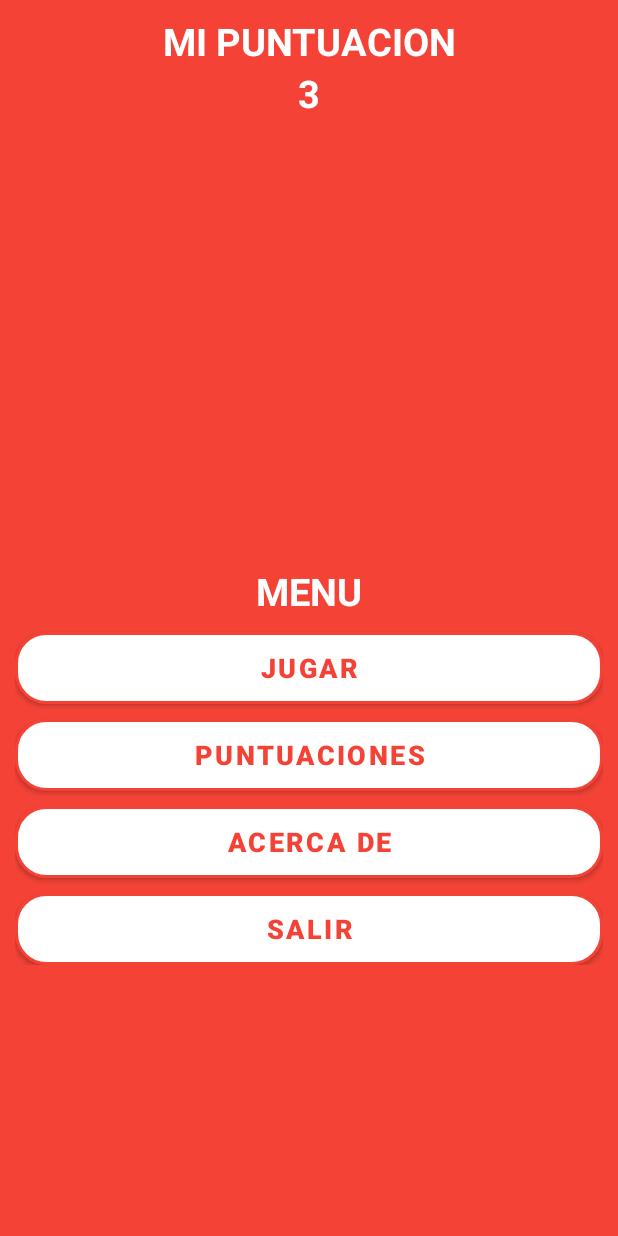
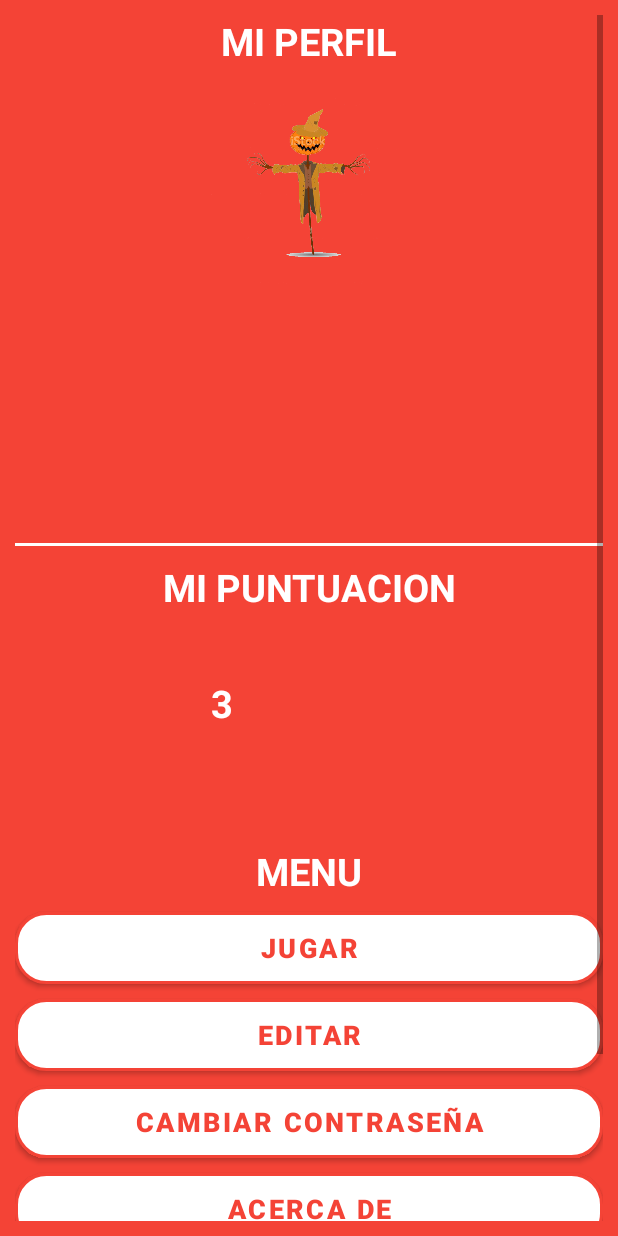
Before and after one commit to RonnyChamba/Juego-Zombies, an Android app: the layout activity_menu.xml on its own in the app's theme, with its tools: preview values and no code run, on a phone screen of 412 x 824 dp. Run offline under Robolectric (Android 15) with nearby library versions, the phone set to English and light mode, and no system bars.

Commit message:
Nuevo disegno de Menu

```diff
--- a/app/build.gradle
+++ b/app/build.gradle
@@ -37,6 +37,8 @@ dependencies {
     implementation 'com.google.firebase:firebase-database:20.0.5'  /*BASE DATOS*/
     implementation 'com.airbnb.android:lottie:3.0.1' /* Animacion*/
     implementation 'com.github.bumptech.glide:glide:4.13.2'
+    implementation 'com.squareup.picasso:picasso:2.71828' /*GESTIONAR IMAGEN*/
+    implementation 'de.hdodenhof:circleimageview:3.0.1'   /*IMAGEN CIRCULAR*/
     testImplementation 'junit:junit:4.13.2'
     androidTestImplementation 'androidx.test.ext:junit:1.1.3'
     androidTestImplementation 'androidx.test.espresso:espresso-core:3.4.0'
--- a/app/src/main/res/layout/activity_menu.xml
+++ b/app/src/main/res/layout/activity_menu.xml
@@ -14,7 +14,90 @@
         android:orientation="vertical"
         android:gravity="center">
 
+        <LinearLayout
+            android:layout_width="match_parent"
+            android:layout_height="wrap_content"
+            android:orientation="vertical"
+            android:layout_marginBottom="15dp"
+            android:gravity="center">
+            <TextView
+                android:id="@+id/txtTitlePerfil"
+                android:layout_width="match_parent"
+                android:layout_height="wrap_content"
+                android:textAlignment="center"
+                android:textSize="@dimen/sizeTitle"
+                android:textStyle="bold"
+                android:textColor="@color/color_botones"
+                android:text="@string/txtTitlePerfil"/>
 
+            <de.hdodenhof.circleimageview.CircleImageView
+                android:src="@drawable/calabaza_login"
+                android:id="@+id/imgPerfil"
+                android:layout_marginTop="5dp"
+                android:layout_width="150dp"
+                android:layout_height="150dp"/>
+
+            <TextView
+                android:id="@+id/txtCorreoJugadorMenu"
+                android:textColor="@color/white"
+                android:layout_width="match_parent"
+                android:layout_height="wrap_content"
+                android:textAlignment="center"
+                android:textStyle="bold"
+                android:layout_marginBottom="@dimen/mg_tb"
+                android:textSize="15dp"
+                android:text=""/>
+
+            <TextView
+                android:id="@+id/txtNombreJugadorMenu"
+                android:layout_width="match_parent"
+                android:layout_height="wrap_content"
+                android:textAlignment="center"
+                android:textStyle="bold"
+                android:textSize="15dp"
+                android:layout_marginBottom="@dimen/mg_tb"
+                android:textColor="@color/white"
+                android:text=""/>
+
+
+            <TextView
+                android:id="@+id/txtEdadMenu"
+                android:layout_width="match_parent"
+                android:layout_height="wrap_content"
+                android:textAlignment="center"
+                android:textStyle="bold"
+                android:textSize="15dp"
+                android:layout_marginBottom="@dimen/mg_tb"
+                android:textColor="@color/white"
+                android:text=""/>
+            <TextView
+                android:id="@+id/txtPaisMenu"
+                android:layout_width="match_parent"
+                android:layout_height="wrap_content"
+                android:textAlignment="center"
+                android:textStyle="bold"
+                android:textSize="15dp"
+                android:textColor="@color/white"
+                android:layout_marginBottom="@dimen/mg_tb"
+                android:text=""/>
+
+
+            <TextView
+                android:id="@+id/txtFechaMenu"
+                android:layout_width="match_parent"
+                android:layout_height="wrap_content"
+                android:textAlignment="center"
+                android:textStyle="bold"
+                android:textSize="15dp"
+                android:textColor="@color/white"
+                android:text=""/>
+        </LinearLayout>
+
+        <TextView
+            android:layout_width="match_parent"
+            android:layout_height="2dp"
+            android:layout_marginBottom="10dp"
+            android:background="#fff"/>
         <LinearLayout
             android:layout_width="match_parent"
             android:layout_height="wrap_content"
@@ -27,15 +110,22 @@
                 android:textAlignment="center"
                 android:textSize="@dimen/sizeTitle"
                 android:textStyle="bold"
+                android:layout_marginBottom="10dp"
                 android:textColor="@color/color_botones"
                 android:text="@string/txtTitleMenu"/>
 
+            <LinearLayout
+                android:layout_width="match_parent"
+                android:layout_height="wrap_content"
+                android:orientation="horizontal"
+                android:gravity="center">
                 <TextView
                     android:id="@+id/txtZombiesMenu"
-                android:layout_width="match_parent"
+                    android:layout_width="wrap_content"
                     android:layout_height="wrap_content"
                     android:textAlignment="center"
                     android:textStyle="bold"
+                    android:layout_marginEnd="15dp"
                     android:textColor="@color/white"
                     android:textSize="@dimen/sizeTitle"
                     android:text="3"/>
@@ -43,33 +133,15 @@
                 <ImageView
                     android:id="@+id/imageGif"
                     android:layout_gravity="center"
-                android:layout_width="200dp"
-                android:layout_height="200dp"/>
+                    android:layout_width="100dp"
+                    android:layout_height="100dp"/>
+
+            </LinearLayout>
             <TextView
                 android:id="@+id/txtUidMenu"
                 android:layout_width="wrap_content"
                 android:layout_height="wrap_content"
                 android:visibility="invisible"/>
-            <TextView
-                android:id="@+id/txtCorreoJugadorMenu"
-                android:textColor="@color/white"
-                android:layout_width="match_parent"
-                android:layout_height="wrap_content"
-                android:textAlignment="center"
-                android:textStyle="bold"
-                android:layout_marginBottom="@dimen/mg_tb"
-                android:textSize="15dp"
-                android:text=""/>
-            <TextView
-                android:id="@+id/txtNombreJugadorMenu"
-                android:layout_width="match_parent"
-                android:layout_height="wrap_content"
-                android:textAlignment="center"
-                android:textStyle="bold"
-                android:textSize="15dp"
-                android:textColor="@color/white"
-                android:text=""/>
-
 
         </LinearLayout>
 
@@ -103,8 +175,44 @@
                 android:textColor="@color/color_fondo"
                 android:textStyle="bold"
                 android:layout_marginBottom="@dimen/mg_tb"
+                />
+            <Button
+                android:id="@+id/btnEditar"
+                android:layout_width="match_parent"
+                android:layout_height="wrap_content"
+                android:text="@string/btnEditar"
+                android:background="@drawable/boton_personalizado"
+                app:backgroundTint ="@null"
+                android:textSize="@dimen/btnFontSize"
+                android:textColor="@color/color_fondo"
+                android:textStyle="bold"
+                android:layout_marginBottom="@dimen/mg_tb"/>
 
-                />
+            <Button
+                android:id="@+id/btnCambiarPass"
+                android:layout_width="match_parent"
+                android:layout_height="wrap_content"
+                android:text="@string/btnCambiarPass"
+                android:background="@drawable/boton_personalizado"
+                app:backgroundTint ="@null"
+                android:textSize="@dimen/btnFontSize"
+                android:textColor="@color/color_fondo"
+                android:textStyle="bold"
+                android:layout_marginBottom="@dimen/mg_tb"/>
+
+
+            <Button
+                android:id="@+id/btnHacerca"
+                android:layout_width="match_parent"
+                android:layout_height="wrap_content"
+                android:text="@string/btnAcercaMenu"
+                android:background="@drawable/boton_personalizado"
+                app:backgroundTint ="@null"
+                android:textSize="@dimen/btnFontSize"
+                android:textColor="@color/color_fondo"
+                android:textStyle="bold"
+                android:layout_marginBottom="@dimen/mg_tb"/>
+
             <Button
                 android:id="@+id/btnPuntaciones"
                 android:layout_width="match_parent"
@@ -117,17 +225,6 @@
                 android:textStyle="bold"
                 android:layout_marginBottom="@dimen/mg_tb"/>
 
-            <Button
-                android:id="@+id/btnHacerca"
-                android:layout_width="match_parent"
-                android:layout_height="wrap_content"
-                android:text="@string/btnAcercaMenu"
-                android:textColor="@color/color_fondo"
-                android:textStyle="bold"
-                android:background="@drawable/boton_personalizado"
-                app:backgroundTint ="@null"
-                android:textSize="@dimen/btnFontSize"
-                android:layout_marginBottom="@dimen/mg_tb"/>
 
             <Button
                 android:id="@+id/btnCerrarSesion"
@@ -135,11 +232,11 @@
                 android:layout_height="wrap_content"
                 android:text="@string/btnSalirMenu"
                 android:background="@drawable/boton_personalizado"
+                app:backgroundTint ="@null"
                 android:textSize="@dimen/btnFontSize"
                 android:textColor="@color/color_fondo"
                 android:textStyle="bold"
-                app:backgroundTint ="@null"/>
-
+                android:layout_marginBottom="@dimen/mg_tb"/>
 
         </LinearLayout>
     </LinearLayout>
--- a/app/src/main/res/values/strings.xml
+++ b/app/src/main/res/values/strings.xml
@@ -39,13 +39,21 @@
 
     <!-- Activity Menu-->
     <string name="txtTitleMenu">MI PUNTUACION</string>
+    <string name="txtTitlePerfil">MI PERFIL</string>
     <string name="txtSubTitleMenu">MENU</string>
 
     <string name="btnJugarMenu">JUGAR</string>
     <string name="btnPuntuMenu">PUNTUACIONES</string>
+    <string name="btnEditar">EDITAR</string>
+    <string name="btnCambiarPass">CAMBIAR CONTRASEÑA</string>
     <string name="btnAcercaMenu">ACERCA DE</string>
     <string name="btnSalirMenu">SALIR</string>
     <string name="play">play</string>
+
+    <string name="itemPerfil">Ver Perfil</string>
+    <string name="itemAcerca">Acerca de</string>
+    <string name="itemCerrarSesion">Cerrar Sesion</string>
+
 
     <!-- GAMEOVER-->
     <string name="seacaboTxt">¡Se acabo el tiempo!</string>
```
Also changed, not shown: app/src/main/java/com/example/juegozombie/Menu.java (+43 -1 lines), app/src/main/java/com/example/juegozombie/entities/Jugador.java (+36 -0 lines), app/src/main/res/drawable/campos_personalizado.xml (added, +15 -0 lines). Lines whose indentation alone changed are shown as unchanged.
